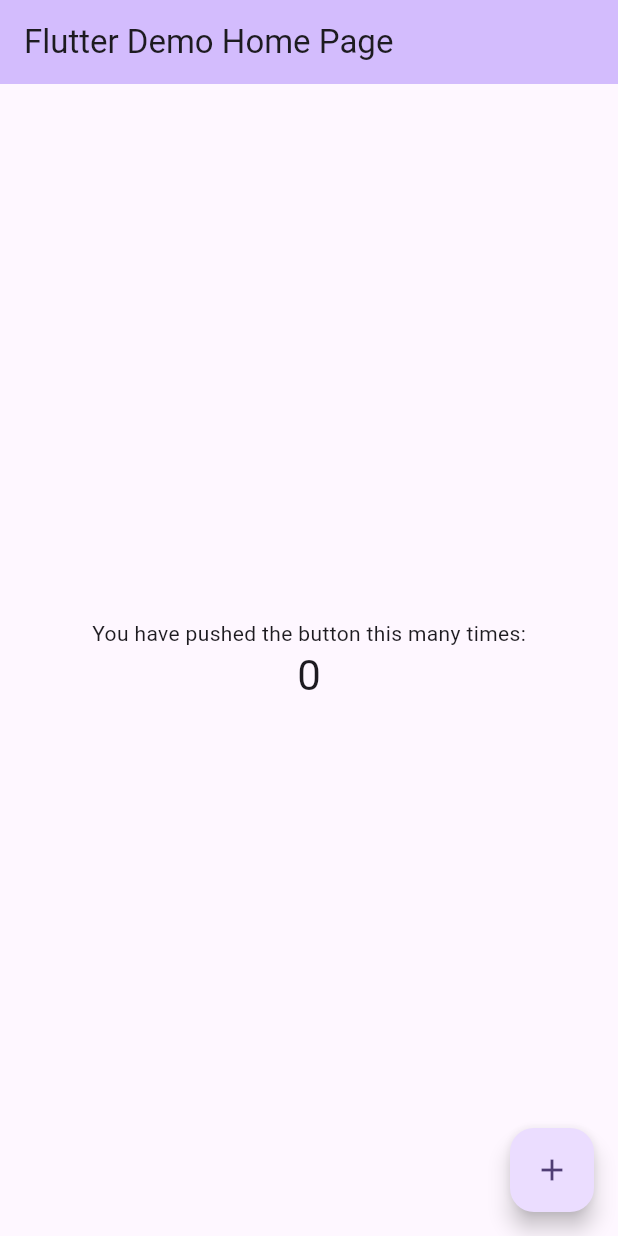
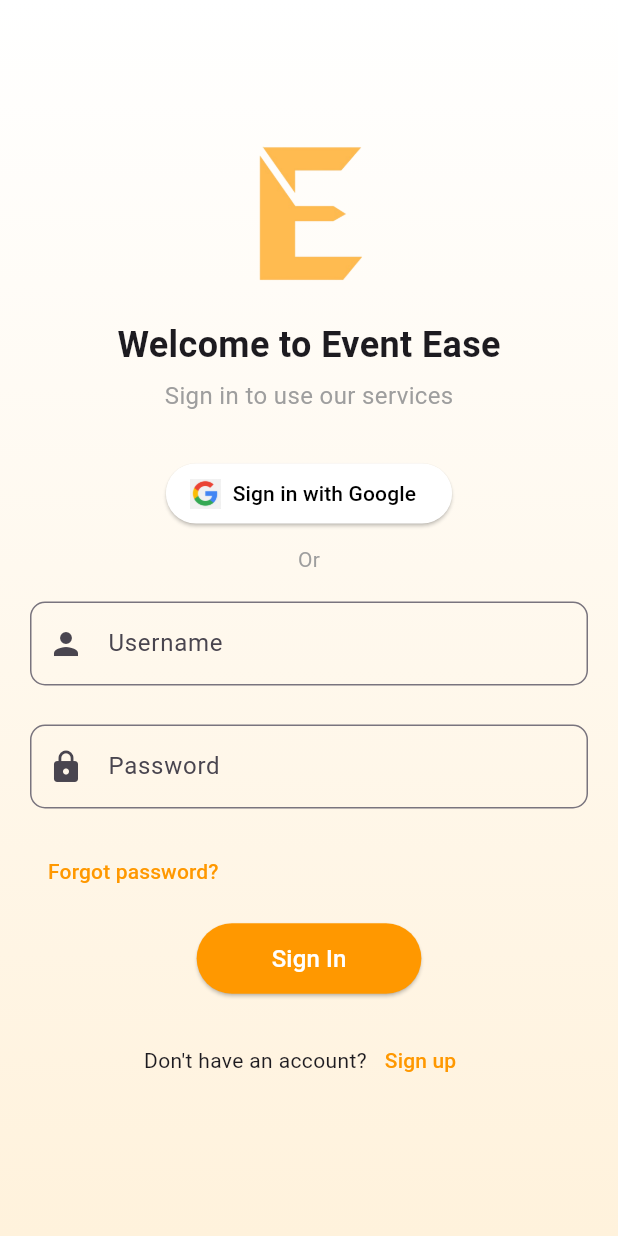
Before and after one commit to Gakwaya011/Event_EASE, a Flutter app: the screen it shows after launch, on a phone screen of 412 x 824 dp. Run offline on Flutter 3.47's test engine with Material 3 defaults, Android fonts, the phone set to English and light mode, and no system bars; our stand-ins replace firebase_core, go_router; accounts and stored records are empty.

Commit message:
login , sign up pages and clean architecture implemented

```diff
--- /dev/null
+++ b/event_ease/lib/core/navigation/router.dart
@@ -0,0 +1,18 @@
+// import 'package:flutter/material.dart';
+import 'package:go_router/go_router.dart';
+import '../../features/auth/presentation/pages/login_page.dart';
+import '../../features/auth/presentation/pages/signup_page.dart';
+
+final GoRouter router = GoRouter(
+  initialLocation: '/login',
+  routes: [
+    GoRoute(
+      path: '/login',
+      builder: (context, state) => const LoginPage(),
+    ),
+    GoRoute(
+      path: '/signup',
+      builder: (context, state) => const SignupPage(),
+    ),
+  ],
+);
--- /dev/null
+++ b/event_ease/lib/features/auth/presentation/pages/login_page.dart
@@ -0,0 +1,123 @@
+import 'package:flutter/material.dart';
+import 'package:go_router/go_router.dart';
+import '../widgets/custom_textfield.dart';
+import '../widgets/google_signin_button.dart';
+
+class LoginPage extends StatelessWidget {
+  const LoginPage({super.key});
+
+  @override
+  Widget build(BuildContext context) {
+    return Scaffold(
+      body: Container(
+        decoration: const BoxDecoration(
+          gradient: LinearGradient(
+            begin: Alignment.topCenter,
+            end: Alignment.bottomCenter,
+            colors: [
+              Color(0xFFFFFFFF), // White at the top
+              Color(0xFFFFF2DC), // Soft peach at the bottom
+            ],
+          ),
+        ),
+        child: Center(
+          child: SingleChildScrollView(
+            padding: const EdgeInsets.symmetric(horizontal: 20.0),
+            child: Column(
+              mainAxisAlignment: MainAxisAlignment.center,
+              children: [
+                // EventEase Logo
+                Image.asset(
+                  'assets/event_ease_logo.png',
+                  height: 100,
+                ),
+                const SizedBox(height: 20),
+
+                // Welcome text
+                const Text(
+                  "Welcome to Event Ease",
+                  style: TextStyle(
+                    fontSize: 24,
+                    fontWeight: FontWeight.bold,
+                  ),
+                ),
+                const SizedBox(height: 5),
+                const Text(
+                  "Sign in to use our services",
+                  style: TextStyle(fontSize: 16, color: Colors.grey),
+                ),
+                const SizedBox(height: 30),
+
+                // Google Sign-In Button
+                GoogleSignInButton(),
+                const SizedBox(height: 10),
+
+                const Text("Or", style: TextStyle(fontSize: 14, color: Colors.grey)),
+
+                const SizedBox(height: 10),
+
+                // Username input field
+                CustomTextField(hintText: "Username", icon: Icons.person),
+                const SizedBox(height: 10),
+
+                // Password input field
+                CustomTextField(hintText: "Password", icon: Icons.lock, obscureText: true),
+                const SizedBox(height: 10),
+
+                // Forgot Password
+                Align(
+                  alignment: Alignment.centerLeft,
+                  child: TextButton(
+                    onPressed: () {
+                      // Navigate to Forgot Password page
+                    },
+                    child: const Text(
+                      "Forgot password?",
+                      style: TextStyle(color: Colors.orange),
+                    ),
+                  ),
+                ),
+
+                const SizedBox(height: 10),
+
+                // Login Button
+                ElevatedButton(
+                  onPressed: () {
+                    // Implement sign-in logic
+                  },
+                  style: ElevatedButton.styleFrom(
+                    backgroundColor: Colors.orange,
+                    padding: const EdgeInsets.symmetric(vertical: 12, horizontal: 50),
+                  ),
+                  child: const Text(
+                    "Sign In",
+                    style: TextStyle(fontSize: 16, color: Colors.white),
+                  ),
+                ),
+
+                const SizedBox(height: 20),
+
+                // Sign Up link
+                Row(
+                  mainAxisAlignment: MainAxisAlignment.center,
+                  children: [
+                    const Text("Don't have an account?"),
+                    TextButton(
+                      onPressed: () {
+                        context.push('/signup'); // Navigate to Sign-up page
+                      },
+                      child: const Text(
+                        "Sign up",
+                        style: TextStyle(color: Colors.orange),
+                      ),
+                    ),
+                  ],
+                )
+              ],
+            ),
+          ),
+        ),
+      ),
+    );
+  }
+}
--- /dev/null
+++ b/event_ease/lib/features/auth/presentation/pages/signup_page.dart
@@ -0,0 +1,60 @@
+import 'package:flutter/material.dart';
+import '../widgets/custom_textfield.dart';
+import '../widgets/google_signin_button.dart';
+// ignore: unused_import
+import 'login_page.dart';
+import 'package:go_router/go_router.dart';
+
+class SignupPage extends StatelessWidget {
+  const SignupPage({super.key});
+
+  @override
+  Widget build(BuildContext context) {
+    return Scaffold(
+      body: Padding(
+        padding: const EdgeInsets.all(20.0),
+        child: Column(
+          mainAxisAlignment: MainAxisAlignment.center,
+          crossAxisAlignment: CrossAxisAlignment.center,
+          children: [
+            Text("Sign Up", style: TextStyle(fontSize: 28, fontWeight: FontWeight.bold)),
+
+            const SizedBox(height: 20),
+
+            CustomTextField(hintText: "Full Name", icon: Icons.person),
+            CustomTextField(hintText: "Email", icon: Icons.email),
+            CustomTextField(hintText: "Password", icon: Icons.lock, obscureText: true),
+
+            const SizedBox(height: 10),
+
+            ElevatedButton(
+              onPressed: () {
+                // Implement sign-up logic
+              },
+              child: Text("Sign Up"),
+            ),
+
+            const SizedBox(height: 10),
+
+            GoogleSignInButton(),
+
+            const SizedBox(height: 10),
+
+            Row(
+              mainAxisAlignment: MainAxisAlignment.center,
+              children: [
+                const Text("Already have an account?"),
+                TextButton(
+                  onPressed: () {
+                    context.push('/login'); // Navigate back to Login Page
+                  },
+                  child: const Text("Login"),
+                ),
+              ],
+            )
+          ],
+        ),
+      ),
+    );
+  }
+}
--- /dev/null
+++ b/event_ease/lib/features/auth/presentation/widgets/custom_textfield.dart
@@ -0,0 +1,29 @@
+import 'package:flutter/material.dart';
+
+class CustomTextField extends StatelessWidget {
+  final String hintText;
+  final IconData icon;
+  final bool obscureText;
+
+  const CustomTextField({
+    super.key,
+    required this.hintText,
+    required this.icon,
+    this.obscureText = false,
+  });
+
+  @override
+  Widget build(BuildContext context) {
+    return Padding(
+      padding: const EdgeInsets.symmetric(vertical: 8.0),
+      child: TextField(
+        obscureText: obscureText,
+        decoration: InputDecoration(
+          prefixIcon: Icon(icon),
+          hintText: hintText,
+          border: OutlineInputBorder(borderRadius: BorderRadius.circular(10)),
+        ),
+      ),
+    );
+  }
+}
--- /dev/null
+++ b/event_ease/lib/features/auth/presentation/widgets/google_signin_button.dart
@@ -0,0 +1,20 @@
+import 'package:flutter/material.dart';
+
+class GoogleSignInButton extends StatelessWidget {
+  const GoogleSignInButton({super.key});
+
+  @override
+  Widget build(BuildContext context) {
+    return ElevatedButton.icon(
+      onPressed: () {
+        // Implement Google sign-in logic
+      },
+      icon: Image.asset("assets/google.png", height: 20), // Add Google logo in assets
+      label: const Text("Sign in with Google"),
+      style: ElevatedButton.styleFrom(
+        backgroundColor: Colors.white,
+        foregroundColor: Colors.black,
+      ),
+    );
+  }
+}
--- a/event_ease/lib/main.dart
+++ b/event_ease/lib/main.dart
@@ -1,131 +1,30 @@
 import 'package:flutter/material.dart';
 import 'package:firebase_core/firebase_core.dart';
-import 'firebase_options.dart';
+import 'core/navigation/router.dart';
+// import 'firebase_options.dart';
 
 
 
 Future<void> main() async {
 
 
-await Firebase.initializeApp(
-    options: DefaultFirebaseOptions.currentPlatform,
-);
+WidgetsFlutterBinding.ensureInitialized();
+
+  if (Firebase.apps.isEmpty) {
+    await Firebase.initializeApp();
+  }
+
   runApp(const MyApp());
 }
 
 class MyApp extends StatelessWidget {
   const MyApp({super.key});
 
-  // This widget is the root of your application.
   @override
   Widget build(BuildContext context) {
-    return MaterialApp(
-      title: 'Flutter Demo',
-      theme: ThemeData(
-        // This is the theme of your application.
-        //
-        // TRY THIS: Try running your application with "flutter run". You'll see
-        // the application has a purple toolbar. Then, without quitting the app,
-        // try changing the seedColor in the colorScheme below to Colors.green
-        // and then invoke "hot reload" (save your changes or press the "hot
-        // reload" button in a Flutter-supported IDE, or press "r" if you used
-        // the command line to start the app).
-        //
-        // Notice that the counter didn't reset back to zero; the application
-        // state is not lost during the reload. To reset the state, use hot
-        // restart instead.
-        //
-        // This works for code too, not just values: Most code changes can be
-        // tested with just a hot reload.
-        colorScheme: ColorScheme.fromSeed(seedColor: Colors.deepPurple),
-      ),
-      home: const MyHomePage(title: 'Flutter Demo Home Page'),
+    return MaterialApp.router(
+      debugShowCheckedModeBanner: false,
+      routerConfig: router, // Use the router we defined
     );
   }
 }
-
-class MyHomePage extends StatefulWidget {
-  const MyHomePage({super.key, required this.title});
-
-  // This widget is the home page of your application. It is stateful, meaning
-  // that it has a State object (defined below) that contains fields that affect
-  // how it looks.
-
-  // This class is the configuration for the state. It holds the values (in this
-  // case the title) provided by the parent (in this case the App widget) and
-  // used by the build method of the State. Fields in a Widget subclass are
-  // always marked "final".
-
-  final String title;
-
-  @override
-  State<MyHomePage> createState() => _MyHomePageState();
-}
-
-class _MyHomePageState extends State<MyHomePage> {
-  int _counter = 0;
-
-  void _incrementCounter() {
-    setState(() {
-      // This call to setState tells the Flutter framework that something has
-      // changed in this State, which causes it to rerun the build method below
-      // so that the display can reflect the updated values. If we changed
-      // _counter without calling setState(), then the build method would not be
-      // called again, and so nothing would appear to happen.
-      _counter++;
-    });
-  }
-
-  @override
-  Widget build(BuildContext context) {
-    // This method is rerun every time setState is called, for instance as done
-    // by the _incrementCounter method above.
-    //
-    // The Flutter framework has been optimized to make rerunning build methods
-    // fast, so that you can just rebuild anything that needs updating rather
-    // than having to individually change instances of widgets.
-    return Scaffold(
-      appBar: AppBar(
-        // TRY THIS: Try changing the color here to a specific color (to
-        // Colors.amber, perhaps?) and trigger a hot reload to see the AppBar
-        // change color while the other colors stay the same.
-        backgroundColor: Theme.of(context).colorScheme.inversePrimary,
-        // Here we take the value from the MyHomePage object that was created by
-        // the App.build method, and use it to set our appbar title.
-        title: Text(widget.title),
-      ),
-      body: Center(
-        // Center is a layout widget. It takes a single child and positions it
-        // in the middle of the parent.
-        child: Column(
-          // Column is also a layout widget. It takes a list of children and
-          // arranges them vertically. By default, it sizes itself to fit its
-          // children horizontally, and tries to be as tall as its parent.
-          //
-          // Column has various properties to control how it sizes itself and
-          // how it positions its children. Here we use mainAxisAlignment to
-          // center the children vertically; the main axis here is the vertical
-          // axis because Columns are vertical (the cross axis would be
-          // horizontal).
-          //
-          // TRY THIS: Invoke "debug painting" (choose the "Toggle Debug Paint"
-          // action in the IDE, or press "p" in the console), to see the
-          // wireframe for each widget.
-          mainAxisAlignment: MainAxisAlignment.center,
-          children: <Widget>[
-            const Text('You have pushed the button this many times:'),
-            Text(
-              '$_counter',
-              style: Theme.of(context).textTheme.headlineMedium,
-            ),
-          ],
-        ),
-      ),
-      floatingActionButton: FloatingActionButton(
-        onPressed: _incrementCounter,
-        tooltip: 'Increment',
-        child: const Icon(Icons.add),
-      ), // This trailing comma makes auto-formatting nicer for build methods.
-    );
-  }
-}
```
Also changed, not shown: event_ease/pubspec.yaml (+11 -0 lines), event_ease/assets/event_ease_logo.png (added), event_ease/assets/google.png (added), event_ease/pubspec.lock, 8 other files.
